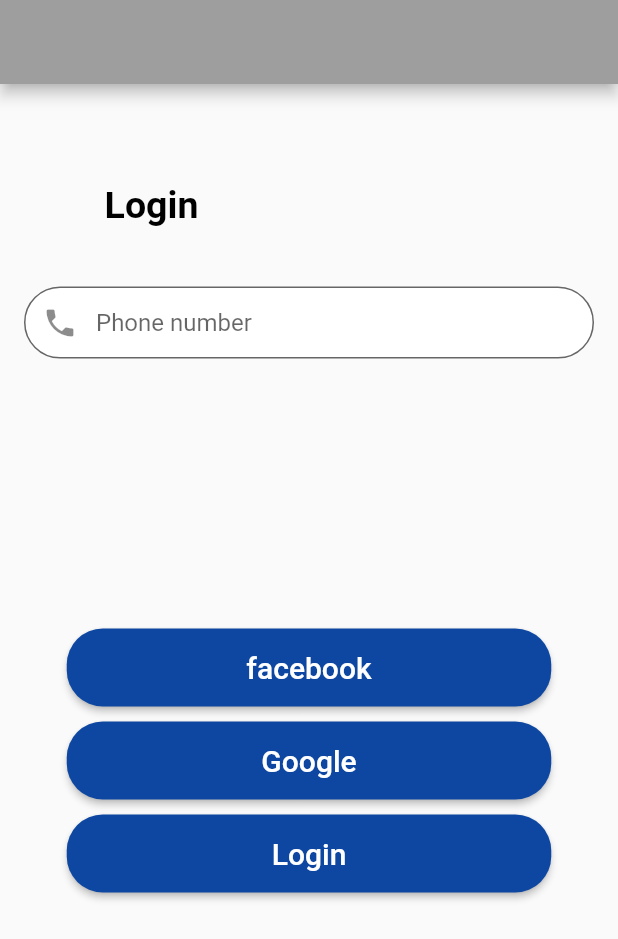
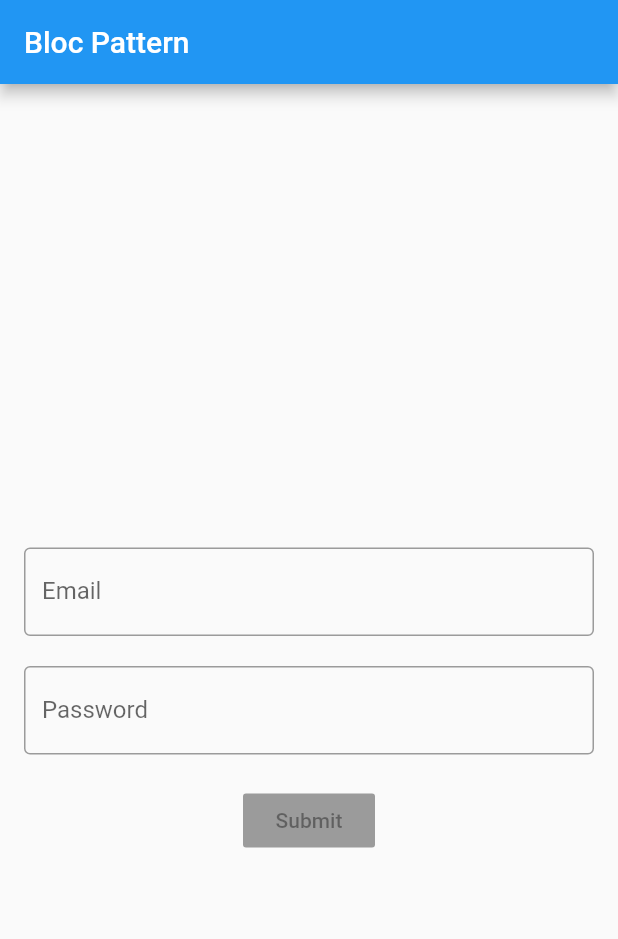
Before and after one commit to singhprashant1/visitor, a Flutter app: the screen it shows after launch, on a phone screen of 412 x 824 dp. Shown: the top 939 px of the screen. Run offline on Flutter 3.47's test engine with Material 2 defaults, Android fonts, the phone set to English and light mode, and no system bars; our stand-ins replace audioplayers, chewie, firebase_auth, firebase_core, firebase_database, geolocator and 7 more; missing offline and left inert: flutter_facebook_login; accounts and stored records are empty.

Commit message:
bloc login

```diff
--- /dev/null
+++ b/lib/bloc.dart
@@ -0,0 +1,36 @@
+import 'dart:async';
+import 'validator.dart';
+import 'package:rxdart/rxdart.dart';
+
+class Bloc extends Object with Validators implements BaseBloc {
+  final _emailController = BehaviorSubject<String>();
+  final _passwordController = BehaviorSubject<String>();
+
+  Function(String) get emailChanged => _emailController.sink.add;
+  Function(String) get passwordChanged => _passwordController.sink.add;
+
+  //Another way
+  // StreamSink<String> get emailChanged => _emailController.sink;
+  // StreamSink<String> get passwordChanged => _passwordController.sink;
+
+  Stream<String> get email => _emailController.stream.transform(emailValidator);
+  Stream<String> get password =>
+      _passwordController.stream.transform(passwordValidator);
+
+  Stream<bool> get submitCheck =>
+      Rx.combineLatest2(email, password, (e, p) => true);
+
+  submit() {
+    print("xyx");
+  }
+
+  @override
+  void dispose() {
+    _emailController?.close();
+    _passwordController?.close();
+  }
+}
+
+abstract class BaseBloc {
+  void dispose();
+}
--- /dev/null
+++ b/lib/loginwithbloc.dart
@@ -0,0 +1,76 @@
+import 'package:flutter/material.dart';
+import 'package:visitor/bloc.dart';
+import 'package:visitor/googlemap/gmap.dart';
+
+class HomePage extends StatelessWidget {
+  changeThePage(BuildContext context) {
+    Navigator.of(context)
+        .push(MaterialPageRoute(builder: (context) => Gmapp()));
+  }
+
+  @override
+  Widget build(BuildContext context) {
+    final bloc = Bloc();
+
+    return Scaffold(
+      appBar: AppBar(
+        title: Text("Bloc Pattern"),
+      ),
+      body: SingleChildScrollView(
+        child: Container(
+          height: MediaQuery.of(context).size.height,
+          padding: EdgeInsets.all(16),
+          child: Column(
+            mainAxisSize: MainAxisSize.max,
+            mainAxisAlignment: MainAxisAlignment.center,
+            children: <Widget>[
+              StreamBuilder<String>(
+                stream: bloc.email,
+                builder: (context, snapshot) => TextField(
+                  onChanged: bloc.emailChanged,
+                  keyboardType: TextInputType.emailAddress,
+                  decoration: InputDecoration(
+                      border: OutlineInputBorder(),
+                      hintText: "Enter email",
+                      labelText: "Email",
+                      errorText: snapshot.error),
+                ),
+              ),
+              SizedBox(
+                height: 20.0,
+              ),
+              StreamBuilder<String>(
+                stream: bloc.password,
+                builder: (context, snapshot) => TextField(
+                  onChanged: bloc.passwordChanged,
+                  keyboardType: TextInputType.text,
+                  obscureText: true,
+                  decoration: InputDecoration(
+                      border: OutlineInputBorder(),
+                      hintText: "Enter password",
+                      labelText: "Password",
+                      errorText: snapshot.error),
+                ),
+              ),
+              SizedBox(
+                height: 20.0,
+              ),
+              StreamBuilder<bool>(
+                stream: bloc.submitCheck,
+                builder: (context, snapshot) => RaisedButton(
+                  color: Colors.tealAccent,
+                  onPressed: snapshot.hasData
+                      ? () {
+                          changeThePage(context);
+                        }
+                      : null,
+                  child: Text("Submit"),
+                ),
+              ),
+            ],
+          ),
+        ),
+      ),
+    );
+  }
+}
--- a/lib/main.dart
+++ b/lib/main.dart
@@ -7,7 +7,7 @@ import 'package:flutter/material.dart';
 // import 'package:ikss/register.dart';
 import 'package:shared_preferences/shared_preferences.dart';
 import 'package:visitor/googlemap/gmap.dart';
-import 'package:visitor/phoneAuth/login.dart';
+import 'package:visitor/loginwithbloc.dart';
 import 'package:visitor/phoneAuth/register.dart';
 
 import 'constant.dart';
@@ -19,7 +19,8 @@ Future main() async {
 
   runApp(MaterialApp(
     title: "Ikss",
-    home: LoginPage(),
+    // home: Constants.prefs.getBool("loggedIn") == true ? Gmapp() : FirstPage(),
+    home: HomePage(),
     debugShowCheckedModeBanner: false,
     routes: {
       "/logout": (context) => FirstPage(),
--- a/lib/phoneAuth/login.dart
+++ b/lib/phoneAuth/login.dart
@@ -8,6 +8,8 @@ import 'package:visitor/googlemap/gmap.dart';
 import 'package:visitor/phoneAuth/loginotp.dart';
 import 'package:flutter_facebook_login/flutter_facebook_login.dart';
 import 'package:http/http.dart' as http;
+
+import '../constant.dart';
 
 class LoginPage extends StatefulWidget {
   @override
@@ -27,6 +29,7 @@ class _LoginPageState extends State<LoginPage> {
     final profile = jsonDecode(response.body);
     print(token);
     print(profile);
+    Constants.prefs.setBool("loggedIn", true);
     Navigator.push(context, MaterialPageRoute(builder: (context) => Gmapp()));
     return profile;
   }
@@ -38,7 +41,7 @@ class _LoginPageState extends State<LoginPage> {
         .equalTo(number)
         .once()
         .then((DataSnapshot snapshot) {
-      if (snapshot.value != null) {
+      if (snapshot.value == null) {
         Toast.show("User not registerd", context,
             duration: Toast.LENGTH_SHORT, gravity: Toast.BOTTOM);
       } else {
@@ -69,6 +72,7 @@ class _LoginPageState extends State<LoginPage> {
     );
     await _auth.signInWithCredential(credential);
     _user = await _auth.currentUser();
+    Constants.prefs.setBool("loggedIn", true);
     Navigator.push(
       context,
       MaterialPageRoute(builder: (context) => Gmapp()),
--- a/lib/phoneAuth/loginotp.dart
+++ b/lib/phoneAuth/loginotp.dart
@@ -1,5 +1,4 @@
 import 'package:firebase_auth/firebase_auth.dart';
-import 'package:firebase_core/firebase_core.dart';
 import 'package:flutter/material.dart';
 import 'package:visitor/googlemap/gmap.dart';
 
--- /dev/null
+++ b/lib/validator.dart
@@ -0,0 +1,21 @@
+import 'dart:async';
+
+mixin Validators {
+  var emailValidator =
+      StreamTransformer<String, String>.fromHandlers(handleData: (email, sink) {
+    if (email.contains("@")) {
+      sink.add(email);
+    } else {
+      sink.addError("Email is not valid");
+    }
+  });
+
+  var passwordValidator = StreamTransformer<String, String>.fromHandlers(
+      handleData: (password, sink) {
+    if (password.length > 8) {
+      sink.add(password);
+    } else {
+      sink.addError("Password length should be greater than 4 chars.");
+    }
+  });
+}
--- a/pubspec.yaml
+++ b/pubspec.yaml
@@ -43,6 +43,7 @@ dependencies:
   shared_preferences: ^0.5.12+4
   google_sign_in: ^4.5.9
   http: ^0.12.2
+  rxdart: ^0.25.0
 
 dev_dependencies:
   flutter_test:
```
Also changed, not shown: lib/googlemap/gmap.dart (+66 -8 lines), pubspec.lock.
